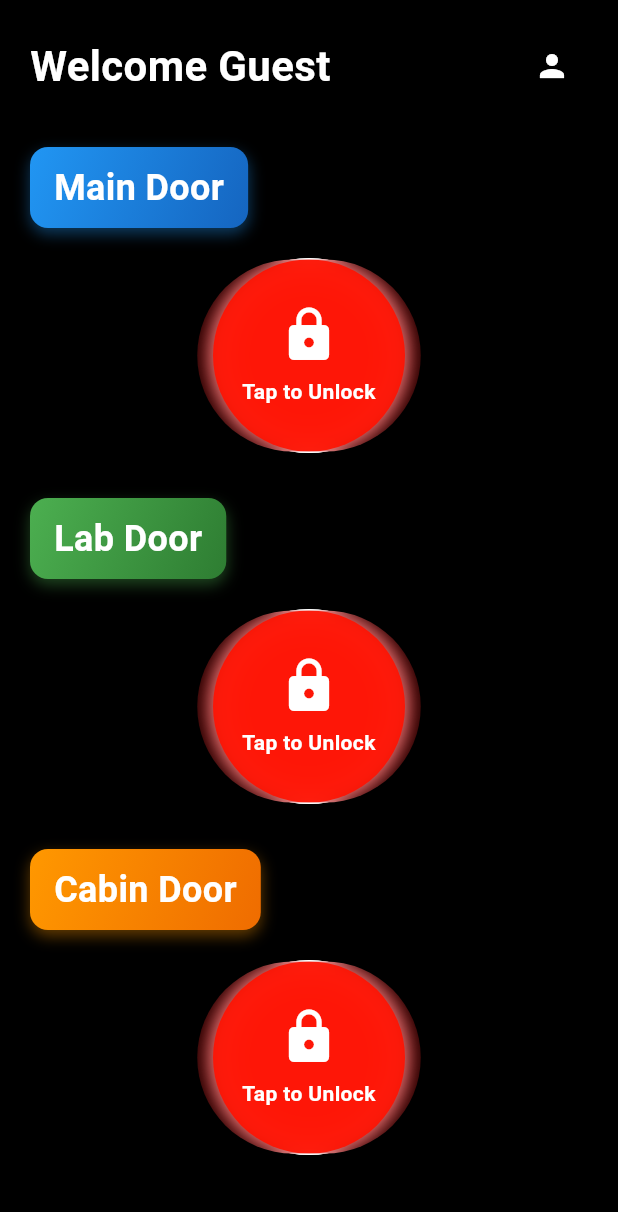
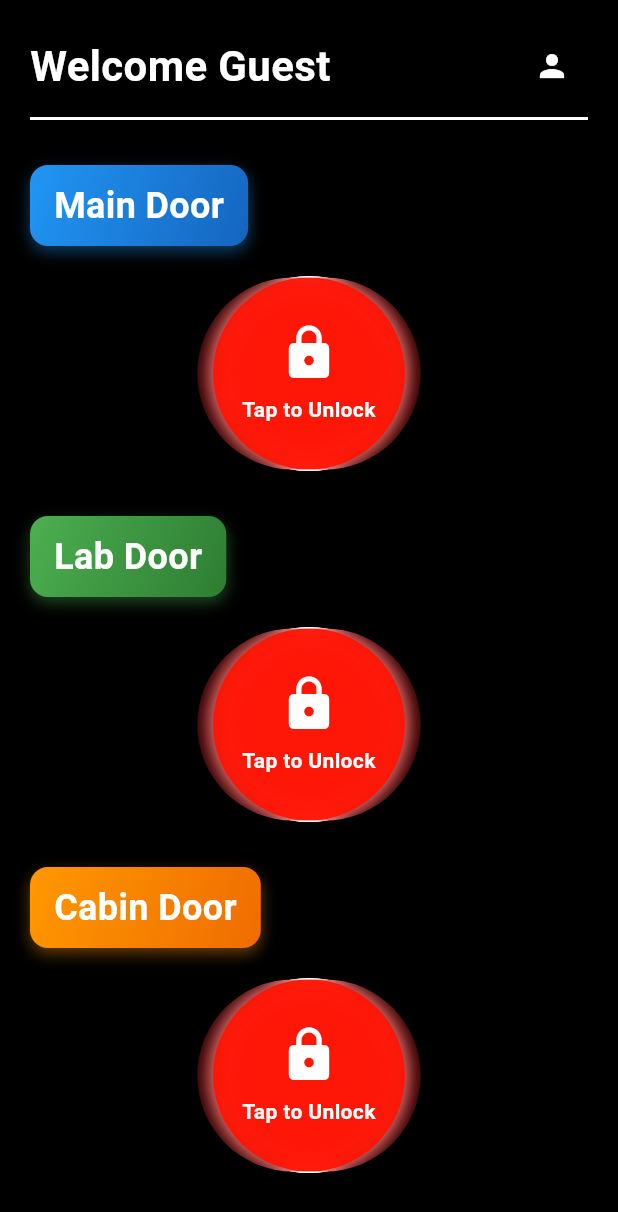
Before and after one commit to dushansineth-design/smdlockapp, a Flutter app: the HomeScreen screen opened by its route, on a phone screen of 412 x 824 dp. Shown: the top 1212 px of the screen. Run offline on Flutter 3.47's test engine with Material 3 defaults, Android fonts, the phone set to English and light mode, and no system bars; our stand-ins replace go_router, shared_preferences; accounts and stored records are empty.

Commit message:
add white line under the welcome section

```diff
--- a/lib/screens/home_screen.dart
+++ b/lib/screens/home_screen.dart
@@ -1,4 +1,3 @@
-
 import 'package:flutter/material.dart';
 import '../models/user.dart';
 import '../models/door.dart';
@@ -26,6 +25,9 @@ class HomeScreen extends StatelessWidget {
           padding: EdgeInsets.all(20),
           child: Column(
             children: [
+              // Welcome section with white line below
+              Column(
+                children: [
                   Row(
                     mainAxisAlignment: MainAxisAlignment.spaceBetween,
                     children: [
@@ -50,6 +52,14 @@ class HomeScreen extends StatelessWidget {
                       ),
                     ],
                   ),
+                  // White line divider
+                  SizedBox(height: 10),
+                  Container(
+                    height: 2,
+                    color: Colors.white,
+                  ),
+                ],
+              ),
               SizedBox(height: 30),
               ...doors.map((door) => DoorCard(door: door)),
             ],
```
Lines whose indentation alone changed are shown as unchanged.
